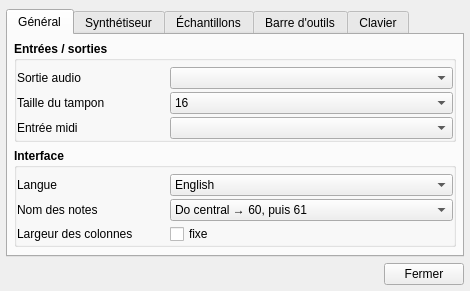
davy7125/polyphone, file trunk/gui_divers/config.ui: the form before one commit.
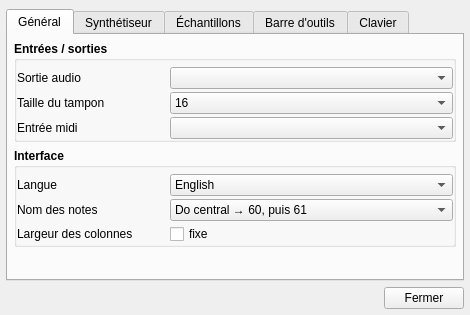
The form after the commit. Icons and pictures are not drawn. Custom widgets are drawn as their Qt base class.

What changed in the file:
```diff
--- a/trunk/gui_divers/config.ui
+++ b/trunk/gui_divers/config.ui
@@ -10,7 +10,7 @@
     <x>0</x>
     <y>0</y>
     <width>470</width>
-    <height>268</height>
+    <height>315</height>
    </rect>
   </property>
   <property name="windowTitle">
```
Left out of the diff: 2 changed lines with no effect on the pictures.
